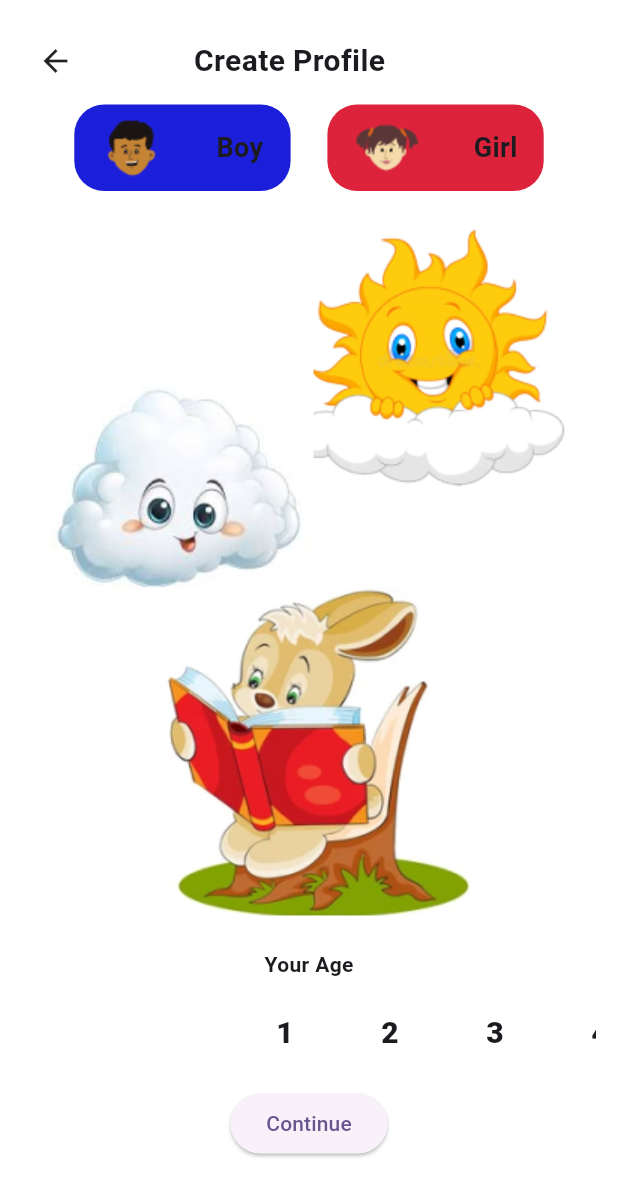
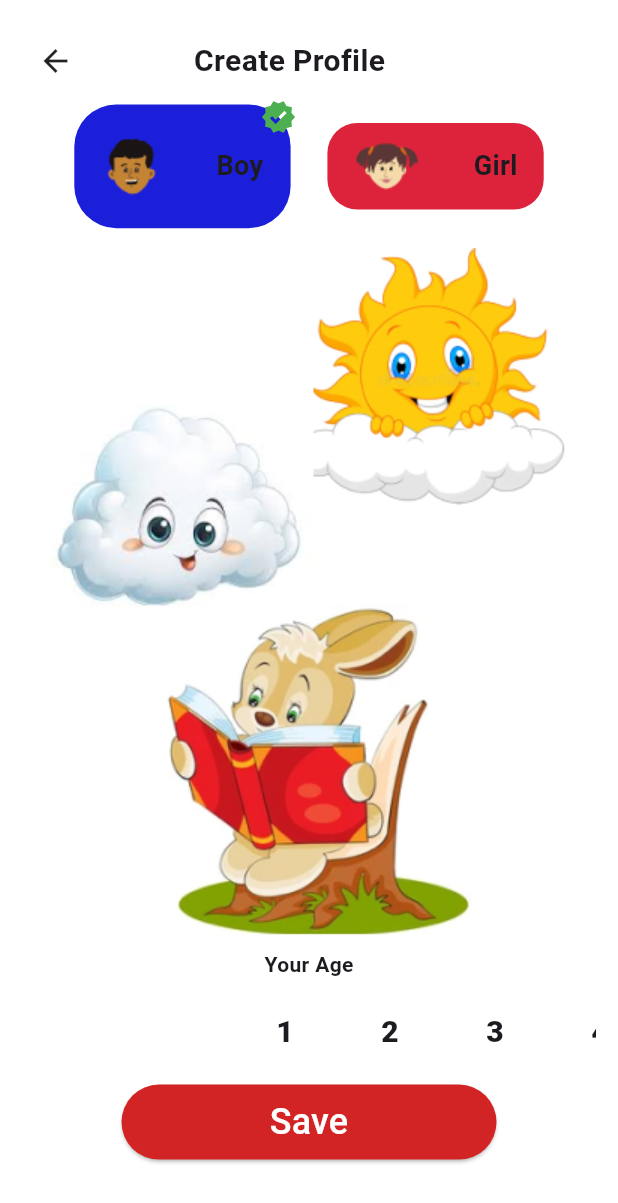
Before and after one commit to Prostorm11/brain_kid, a Flutter app: the screen it shows after launch, on a phone screen of 412 x 824 dp. Shown: the top 1203 px of the screen. Run offline on Flutter 3.47's test engine with Material 3 defaults, Android fonts, the phone set to English and light mode, and no system bars.

Commit message:
update2(Profile interface done)

```diff
--- a/lib/ProfileCreate/profile_screen.dart
+++ b/lib/ProfileCreate/profile_screen.dart
@@ -11,11 +11,18 @@ class _ProfileScreenState extends State<ProfileScreen> {
   final ScrollController _scrollController = ScrollController();
   late int _middleIndex = -1;
   List<String> ages = ["", "", "1", "2", "3", "4", "5", "6", "", ""];
+  String sexSelect = "Boy";
 
   @override
   void initState() {
     _scrollController.addListener(setColor);
     super.initState();
+  }
+
+  void sexChange(String sex) {
+    setState(() {
+      sexSelect = sex;
+    });
   }
 
   void setColor() {
@@ -50,7 +57,7 @@ class _ProfileScreenState extends State<ProfileScreen> {
             child: Column(
               children: [
                 SizedBox(
-                  height: height * 0.15,
+                  height: height * 0.18,
                   child: Padding(
                     padding: const EdgeInsets.fromLTRB(10, 4, 10, 4),
                     child: Column(
@@ -73,18 +80,29 @@ class _ProfileScreenState extends State<ProfileScreen> {
                         Row(
                           mainAxisAlignment: MainAxisAlignment.spaceEvenly,
                           children: [
-                            Container(
-                              height: height * 0.07,
+                            Stack(clipBehavior: Clip.none, children: [
+                              InkWell(
+                                onTap: () {
+                                  sexChange("Boy");
+                                },
+                                child: Container(
+                                  height: sexSelect == "Boy"
+                                      ? height * 0.1
+                                      : height * 0.07,
                                   width: width * 0.35,
                                   decoration: BoxDecoration(
-                                  color: const Color.fromRGBO(28, 31, 218, 1),
-                                  borderRadius: BorderRadius.circular(20)),
+                                      color:
+                                          const Color.fromRGBO(28, 31, 218, 1),
+                                      borderRadius: sexSelect == "Boy"
+                                          ? BorderRadius.circular(28)
+                                          : BorderRadius.circular(20)),
                                   child: Row(
                                     mainAxisAlignment:
                                         MainAxisAlignment.spaceAround,
                                     children: [
                                       SizedBox(
-                                    child: Image.asset("assets/Images/boy.png"),
+                                        child: Image.asset(
+                                            "assets/Images/boy.png"),
                                       ),
                                       const Text(
                                         "Boy",
@@ -95,19 +113,43 @@ class _ProfileScreenState extends State<ProfileScreen> {
                                     ],
                                   ),
                                 ),
-                            Container(
-                              height: height * 0.07,
+                              ),
+                              Positioned(
+                                  top: -12,
+                                  right: -12,
+                                  child: CircleAvatar(
+                                    backgroundColor: Colors.transparent,
+                                    child: sexSelect == "Boy"
+                                        ? const Icon(
+                                            Icons.verified,
+                                            color: Colors.green,
+                                          )
+                                        : null,
+                                  ))
+                            ]),
+                            Stack(clipBehavior: Clip.none, children: [
+                              InkWell(
+                                onTap: () {
+                                  sexChange("Girl");
+                                },
+                                child: Container(
+                                  height: sexSelect == "Girl"
+                                      ? height * 0.1
+                                      : height * 0.07,
                                   width: width * 0.35,
                                   decoration: BoxDecoration(
-                                  color: const Color.fromRGBO(221, 35, 59, 1),
-                                  borderRadius: BorderRadius.circular(20)),
+                                      color:
+                                          const Color.fromRGBO(221, 35, 59, 1),
+                                      borderRadius: sexSelect == "Girl"
+                                          ? BorderRadius.circular(28)
+                                          : BorderRadius.circular(20)),
                                   child: Row(
                                     mainAxisAlignment:
                                         MainAxisAlignment.spaceAround,
                                     children: [
                                       SizedBox(
-                                    child:
-                                        Image.asset("assets/Images/girl.png"),
+                                        child: Image.asset(
+                                            "assets/Images/girl.png"),
                                       ),
                                       const Text(
                                         "Girl",
@@ -117,7 +159,21 @@ class _ProfileScreenState extends State<ProfileScreen> {
                                       )
                                     ],
                                   ),
+                                ),
+                              ),
+                              Positioned(
+                                  top: -12,
+                                  right: -12,
+                                  child: CircleAvatar(
+                                    backgroundColor: Colors.transparent,
+                                    child: sexSelect == "Girl"
+                                        ? const Icon(
+                                            Icons.verified,
+                                            color: Colors.green,
                                           )
+                                        : null,
+                                  ))
+                            ])
                           ],
                         )
                       ],
@@ -125,7 +181,7 @@ class _ProfileScreenState extends State<ProfileScreen> {
                   ),
                 ),
                 SizedBox(
-                  height: height * 0.60,
+                  height: height * 0.57,
                   child: Image.asset("assets/Images/pbackground.jpg"),
                 ),
                 SizedBox(
@@ -166,7 +222,15 @@ class _ProfileScreenState extends State<ProfileScreen> {
                         ),
                       ),
                       ElevatedButton(
-                          onPressed: () {}, child: const Text("Continue"))
+                          style: ElevatedButton.styleFrom(
+                              backgroundColor:
+                                  const Color.fromRGBO(210, 36, 36, 1),
+                              minimumSize: const Size(250, 50)),
+                          onPressed: () {},
+                          child: const Text(
+                            "Save",
+                            style: TextStyle(fontSize: 24, color: Colors.white),
+                          ))
                     ],
                   ),
                 ),
```
Lines whose indentation alone changed are shown as unchanged.
